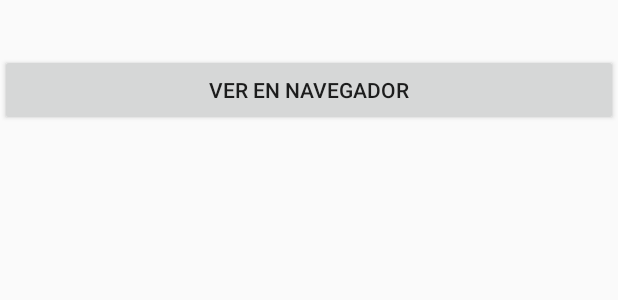
After one commit to osanfer/SimpleRSSReader, an Android app: the layout activity_rss_new.xml on its own in the app's theme, with its tools: preview values and no code run, on a phone screen of 412 x 824 dp. The commit adds this screen. Shown: the top 300 px of the screen. Run offline under Robolectric (Android 15) with nearby library versions, the phone set to English and light mode, and no system bars.

Commit message:
implemented activity for simple new

```diff
--- a/app/src/main/AndroidManifest.xml
+++ b/app/src/main/AndroidManifest.xml
@@ -17,5 +17,9 @@
                 <category android:name="android.intent.category.LAUNCHER" />
             </intent-filter>
         </activity>
+        <activity
+            android:name=".rssnew.RSSNewActivity"
+            android:label="@string/app_name" >
+        </activity>
         </application>
 </manifest>
--- a/app/src/main/java/com/examples/osanfer/simplerssreader/pojo/Channel.java
+++ b/app/src/main/java/com/examples/osanfer/simplerssreader/pojo/Channel.java
@@ -2,8 +2,6 @@ package com.examples.osanfer.simplerssreader.pojo;
 
 import org.simpleframework.xml.Element;
 import org.simpleframework.xml.ElementList;
-import org.simpleframework.xml.Namespace;
-import org.simpleframework.xml.NamespaceList;
 import org.simpleframework.xml.Root;
 
 import java.util.List;
--- /dev/null
+++ b/app/src/main/res/layout/activity_rss_new.xml
@@ -0,0 +1,59 @@
+<?xml version="1.0" encoding="utf-8"?>
+<android.support.constraint.ConstraintLayout xmlns:android="http://schemas.android.com/apk/res/android"
+    xmlns:app="http://schemas.android.com/apk/res-auto"
+    xmlns:tools="http://schemas.android.com/tools"
+    android:layout_width="match_parent"
+    android:layout_height="match_parent"
+    tools:context=".rssnew.RSSNewActivity">
+
+    <ImageView
+        android:id="@+id/imgEnclosure"
+        android:layout_width="wrap_content"
+        android:layout_height="wrap_content"
+        app:layout_constraintEnd_toEndOf="parent"
+        app:layout_constraintBottom_toTopOf="@id/txtTitle"
+        app:layout_constraintTop_toTopOf="parent"
+        app:layout_constraintStart_toStartOf="parent"
+        />
+    <TextView
+        android:id="@+id/txtTitle"
+        android:layout_marginStart="16dp"
+        android:layout_width="wrap_content"
+        android:layout_height="wrap_content"
+        app:layout_constraintBottom_toTopOf="@id/txtDescription"
+        app:layout_constraintTop_toBottomOf="@id/imgEnclosure"
+        app:layout_constraintStart_toStartOf="parent"
+        app:layout_constraintEnd_toEndOf="parent"
+        android:textSize="14sp"
+        android:textStyle="bold"
+        />
+
+    <TextView
+        android:id="@+id/txtDescription"
+        android:layout_width="wrap_content"
+        android:layout_height="wrap_content"
+        app:layout_constraintTop_toBottomOf="@id/txtTitle"
+        app:layout_constraintBottom_toTopOf="@id/btWeb"
+        app:layout_constraintStart_toStartOf="parent"
+        android:textSize="12sp"
+        />
+
+    <Button
+        android:id="@+id/btWeb"
+        android:layout_width="match_parent"
+        android:layout_height="wrap_content"
+        app:layout_constraintTop_toBottomOf="@id/txtDescription"
+        android:text="VER EN NAVEGADOR"/>
+
+    <ProgressBar
+        android:id="@+id/progressBar"
+        style="?android:attr/progressBarStyleLarge"
+        android:layout_width="wrap_content"
+        android:layout_height="wrap_content"
+        android:visibility="gone"
+        app:layout_constraintBottom_toBottomOf="parent"
+        app:layout_constraintLeft_toLeftOf="parent"
+        app:layout_constraintRight_toRightOf="parent"
+        app:layout_constraintTop_toTopOf="parent" />
+
+</android.support.constraint.ConstraintLayout>
```
Also changed, not shown: app/src/main/java/com/examples/osanfer/simplerssreader/rsslist/RSSListActivity.java (+7 -2 lines), app/src/main/java/com/examples/osanfer/simplerssreader/rsslist/RSSListPresenterImpl.java (+7 -9 lines), app/src/main/java/com/examples/osanfer/simplerssreader/rssnew/RSSNewActivity.java (+59 -0 lines), app/src/main/java/com/examples/osanfer/simplerssreader/rssnew/RSSNewPresenter.java (added, +7 -0 lines), app/src/main/java/com/examples/osanfer/simplerssreader/rssnew/RSSNewPresenterImpl.java (added, +35 -0 lines), app/src/main/java/com/examples/osanfer/simplerssreader/rssnew/RSSNewView.java (+6 -2 lines).
